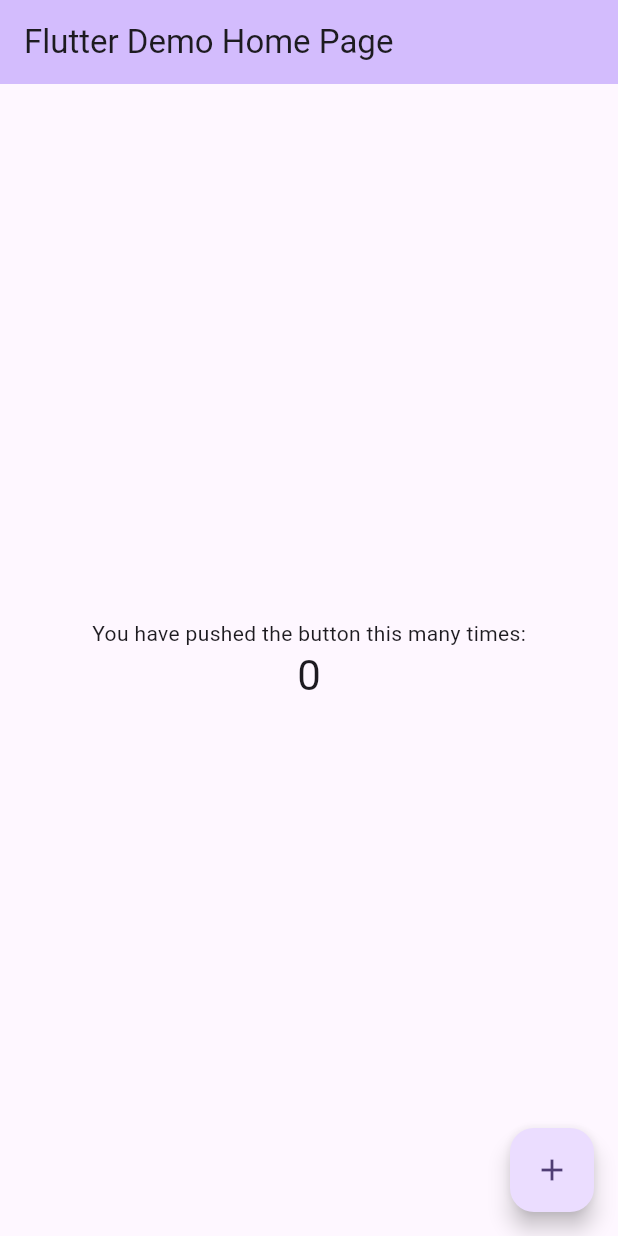
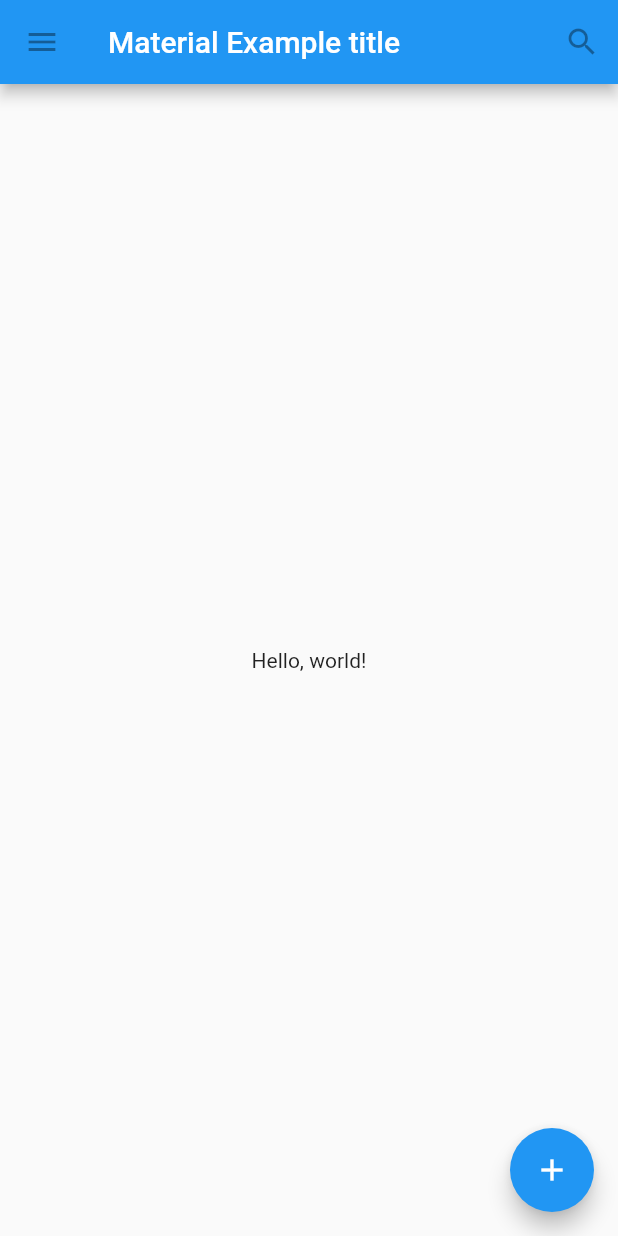
Before and after one commit to adsoftsito/widgets, a Flutter app: the screen it shows after launch, on a phone screen of 412 x 824 dp. Run offline on Flutter 3.47's test engine with Material 2 defaults, Android fonts, the phone set to English and light mode, and no system bars.

Commit message:
init material

```diff
--- a/lib/main.dart
+++ b/lib/main.dart
@@ -1,125 +1,46 @@
 import 'package:flutter/material.dart';
 
 void main() {
-  runApp(const MyApp());
+  runApp(
+    const MaterialApp(
+      title: 'My Flutter Tutorial',
+      home: TutorialHome(),
+    ),
+  );
 }
 
-class MyApp extends StatelessWidget {
-  const MyApp({super.key});
+class TutorialHome extends StatelessWidget {
+  const TutorialHome({super.key});
 
-  // This widget is the root of your application.
   @override
   Widget build(BuildContext context) {
-    return MaterialApp(
-      title: 'Flutter Demo',
-      theme: ThemeData(
-        // This is the theme of your application.
-        //
-        // TRY THIS: Try running your application with "flutter run". You'll see
-        // the application has a blue toolbar. Then, without quitting the app,
-        // try changing the seedColor in the colorScheme below to Colors.green
-        // and then invoke "hot reload" (save your changes or press the "hot
-        // reload" button in a Flutter-supported IDE, or press "r" if you used
-        // the command line to start the app).
-        //
-        // Notice that the counter didn't reset back to zero; the application
-        // state is not lost during the reload. To reset the state, use hot
-        // restart instead.
-        //
-        // This works for code too, not just values: Most code changes can be
-        // tested with just a hot reload.
-        colorScheme: ColorScheme.fromSeed(seedColor: Colors.deepPurple),
-        useMaterial3: true,
+    // Scaffold is a layout for
+    // the major Material Components.
+    return Scaffold(
+      appBar: AppBar(
+        leading: const IconButton(
+          icon: Icon(Icons.menu),
+          tooltip: 'Navigation menu',
+          onPressed: null,
+        ),
+        title: const Text('Material Example title'),
+        actions: const [
+          IconButton(
+            icon: Icon(Icons.search),
+            tooltip: 'Search',
+            onPressed: null,
+          ),
+        ],
       ),
-      home: const MyHomePage(title: 'Flutter Demo Home Page'),
+      // body is the majority of the screen.
+      body: const Center(
+        child: Text('Hello, world!'),
+      ),
+      floatingActionButton: const FloatingActionButton(
+        tooltip: 'Add', // used by assistive technologies
+        onPressed: null,
+        child: Icon(Icons.add),
+      ),
     );
   }
 }
-
-class MyHomePage extends StatefulWidget {
-  const MyHomePage({super.key, required this.title});
-
-  // This widget is the home page of your application. It is stateful, meaning
-  // that it has a State object (defined below) that contains fields that affect
-  // how it looks.
-
-  // This class is the configuration for the state. It holds the values (in this
-  // case the title) provided by the parent (in this case the App widget) and
-  // used by the build method of the State. Fields in a Widget subclass are
-  // always marked "final".
-
-  final String title;
-
-  @override
-  State<MyHomePage> createState() => _MyHomePageState();
-}
-
-class _MyHomePageState extends State<MyHomePage> {
-  int _counter = 0;
-
-  void _incrementCounter() {
-    setState(() {
-      // This call to setState tells the Flutter framework that something has
-      // changed in this State, which causes it to rerun the build method below
-      // so that the display can reflect the updated values. If we changed
-      // _counter without calling setState(), then the build method would not be
-      // called again, and so nothing would appear to happen.
-      _counter++;
-    });
-  }
-
-  @override
-  Widget build(BuildContext context) {
-    // This method is rerun every time setState is called, for instance as done
-    // by the _incrementCounter method above.
-    //
-    // The Flutter framework has been optimized to make rerunning build methods
-    // fast, so that you can just rebuild anything that needs updating rather
-    // than having to individually change instances of widgets.
-    return Scaffold(
-      appBar: AppBar(
-        // TRY THIS: Try changing the color here to a specific color (to
-        // Colors.amber, perhaps?) and trigger a hot reload to see the AppBar
-        // change color while the other colors stay the same.
-        backgroundColor: Theme.of(context).colorScheme.inversePrimary,
-        // Here we take the value from the MyHomePage object that was created by
-        // the App.build method, and use it to set our appbar title.
-        title: Text(widget.title),
-      ),
-      body: Center(
-        // Center is a layout widget. It takes a single child and positions it
-        // in the middle of the parent.
-        child: Column(
-          // Column is also a layout widget. It takes a list of children and
-          // arranges them vertically. By default, it sizes itself to fit its
-          // children horizontally, and tries to be as tall as its parent.
-          //
-          // Column has various properties to control how it sizes itself and
-          // how it positions its children. Here we use mainAxisAlignment to
-          // center the children vertically; the main axis here is the vertical
-          // axis because Columns are vertical (the cross axis would be
-          // horizontal).
-          //
-          // TRY THIS: Invoke "debug painting" (choose the "Toggle Debug Paint"
-          // action in the IDE, or press "p" in the console), to see the
-          // wireframe for each widget.
-          mainAxisAlignment: MainAxisAlignment.center,
-          children: <Widget>[
-            const Text(
-              'You have pushed the button this many times:',
-            ),
-            Text(
-              '$_counter',
-              style: Theme.of(context).textTheme.headlineMedium,
-            ),
-          ],
-        ),
-      ),
-      floatingActionButton: FloatingActionButton(
-        onPressed: _incrementCounter,
-        tooltip: 'Increment',
-        child: const Icon(Icons.add),
-      ), // This trailing comma makes auto-formatting nicer for build methods.
-    );
-  }
-}
```
